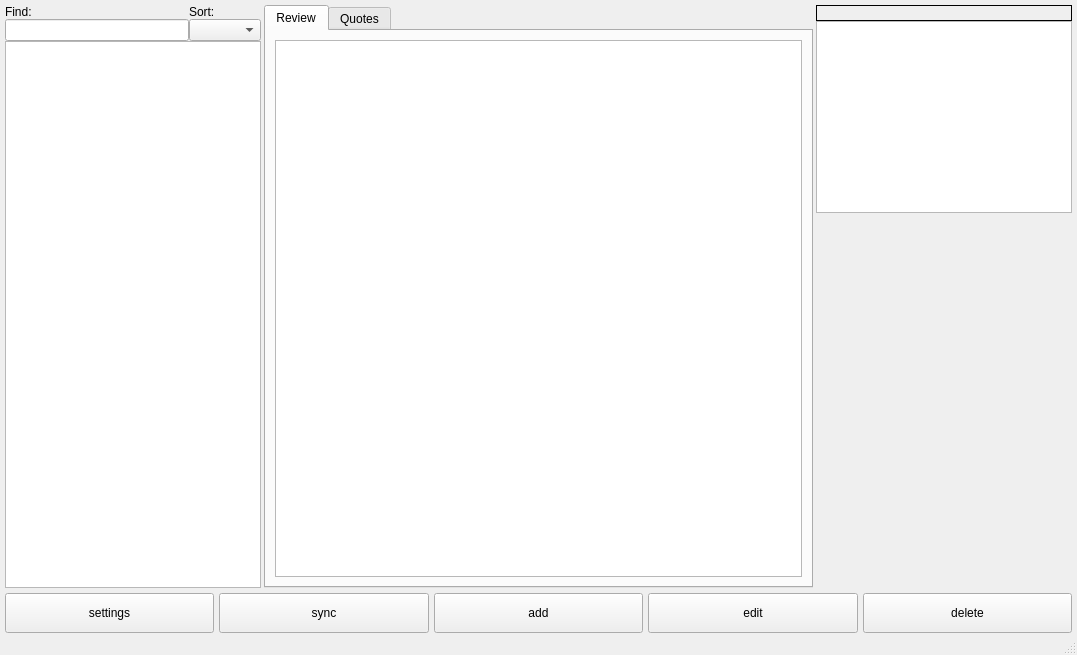
Before: the Qt Designer form mainwindow.ui in artemsmolyak/books, drawn with Qt 5.
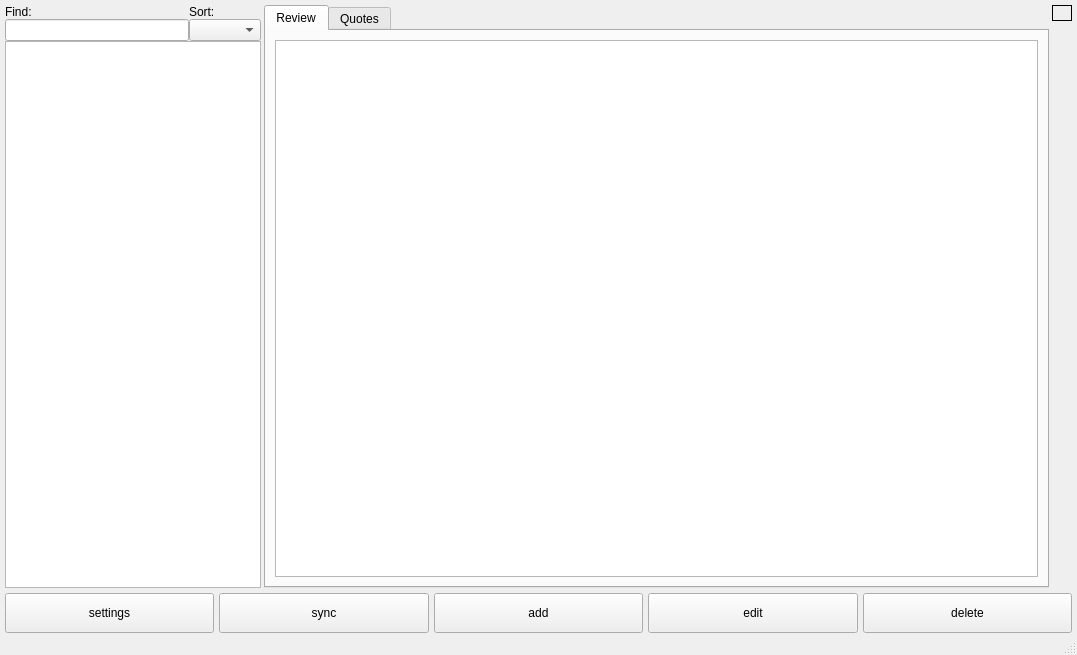
After: the same form once the commit is applied. The open tabs and pages were chosen to show the change. Icons and pictures are not drawn. Custom widgets are drawn as their Qt base class.

Patch:
```diff
--- a/mainwindow.ui
+++ b/mainwindow.ui
@@ -253,18 +253,9 @@
           <widget class="Assesment" name="assesmentWidget" native="true"/>
          </item>
          <item>
-          <widget class="QTextEdit" name="additionalWin2">
-           <property name="sizePolicy">
-            <sizepolicy hsizetype="Preferred" vsizetype="Preferred">
-             <horstretch>0</horstretch>
-             <verstretch>0</verstretch>
-            </sizepolicy>
-           </property>
-           <property name="baseSize">
-            <size>
-             <width>1</width>
-             <height>0</height>
-            </size>
+          <widget class="QLabel" name="commonText">
+           <property name="text">
+            <string/>
            </property>
           </widget>
          </item>
```
Left out of the diff: 2 changed lines with no effect on the pictures.
